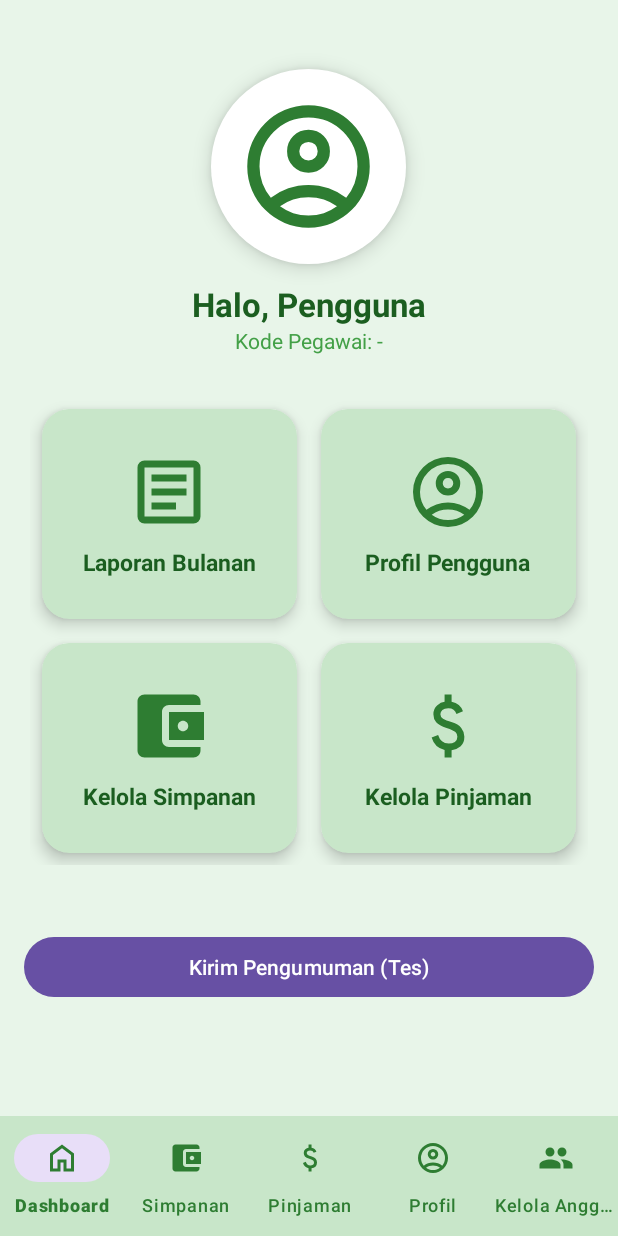
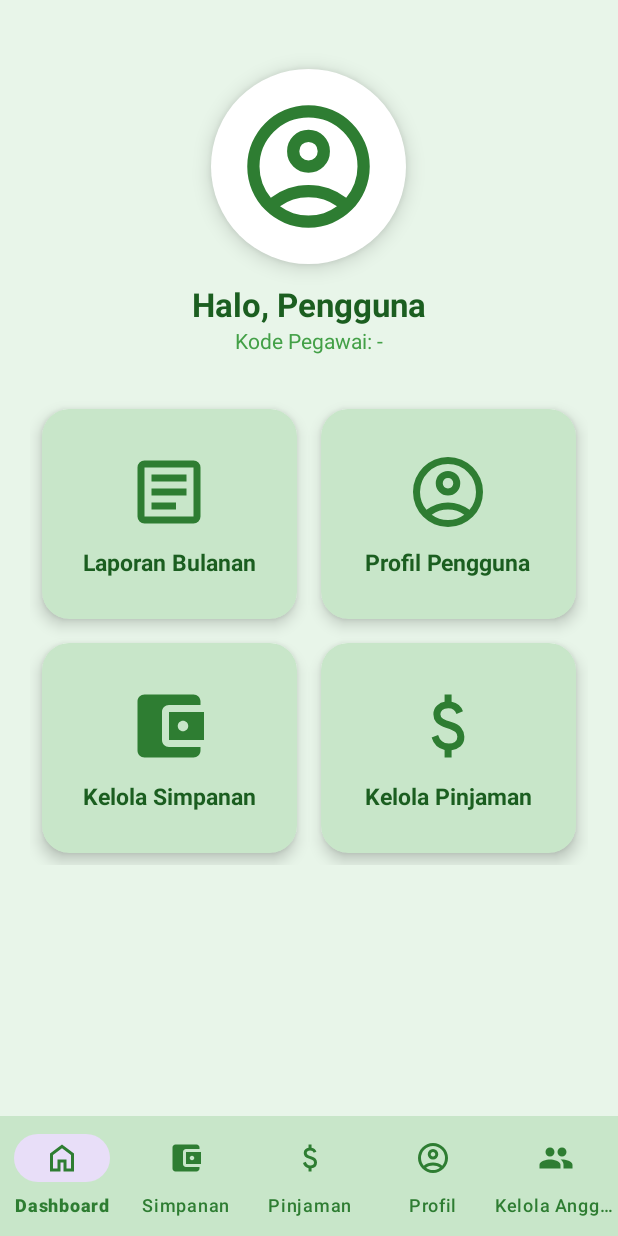
Before and after one commit to YaredMordechai/Projek_MAP, an Android app: the fragment DashboardFragment placed in its activity, on a phone screen of 412 x 824 dp. Run offline under Robolectric (Android 15) with nearby library versions, the phone set to English and light mode, and no system bars; 1 statement that could not run was skipped.

Commit message:
Edit Notifikasi Dikit

```diff
--- a/app/src/main/java/com/example/projek_map/ui/fragments/DashboardFragment.kt
+++ b/app/src/main/java/com/example/projek_map/ui/fragments/DashboardFragment.kt
@@ -135,13 +135,10 @@ class DashboardFragment : Fragment() {
 
         // 🔔 Add a programmatic button at bottom of grid to "Kirim Pengumuman (Tes)".
         // This keeps original XML intact; kita hanya menambahkan view programmatically.
-        val grid = view.findViewById<View>(R.id.gridMenu)
-        val parentLinear = grid?.parent
-        if (parentLinear is LinearLayout) {
-            val btn = MaterialButton(requireContext()).apply {
-                text = "Kirim Pengumuman (Tes)"
-                setOnClickListener {
-                    // langsung munculkan notifikasi pengumuman contoh
+        val btnKirimPengumuman = view.findViewById<MaterialButton>(R.id.btnKirimPengumuman)
+        if (isAdmin) {
+            btnKirimPengumuman.visibility = View.VISIBLE
+            btnKirimPengumuman.setOnClickListener {
                 NotificationHelper.showNotification(
                     requireContext(),
                     2001,
@@ -149,13 +146,6 @@ class DashboardFragment : Fragment() {
                     "Halo anggota, ada pengumuman penting dari pengurus. Cek aplikasi."
                 )
             }
-            }
-            val lp = LinearLayout.LayoutParams(
-                LinearLayout.LayoutParams.MATCH_PARENT,
-                LinearLayout.LayoutParams.WRAP_CONTENT
-            )
-            lp.setMargins(0, 24, 0, 8)
-            parentLinear.addView(btn, lp)
         }
 
     }
--- a/app/src/main/res/layout/fragment_dashboard.xml
+++ b/app/src/main/res/layout/fragment_dashboard.xml
@@ -221,5 +221,17 @@
 <!--                </LinearLayout>-->
 <!--            </androidx.cardview.widget.CardView>-->
         </GridLayout>
+
+        <com.google.android.material.button.MaterialButton
+            android:id="@+id/btnKirimPengumuman"
+            android:layout_width="match_parent"
+            android:layout_height="wrap_content"
+            android:text="Kirim Pengumuman (Tes)"
+            android:textColor="@color/white"
+            android:backgroundTint="@color/green_700"
+            android:layout_marginTop="24dp"
+            android:layout_marginBottom="8dp"
+            android:visibility="gone" />
+
     </LinearLayout>
 </ScrollView>
```
Lines whose indentation alone changed are shown as unchanged.
